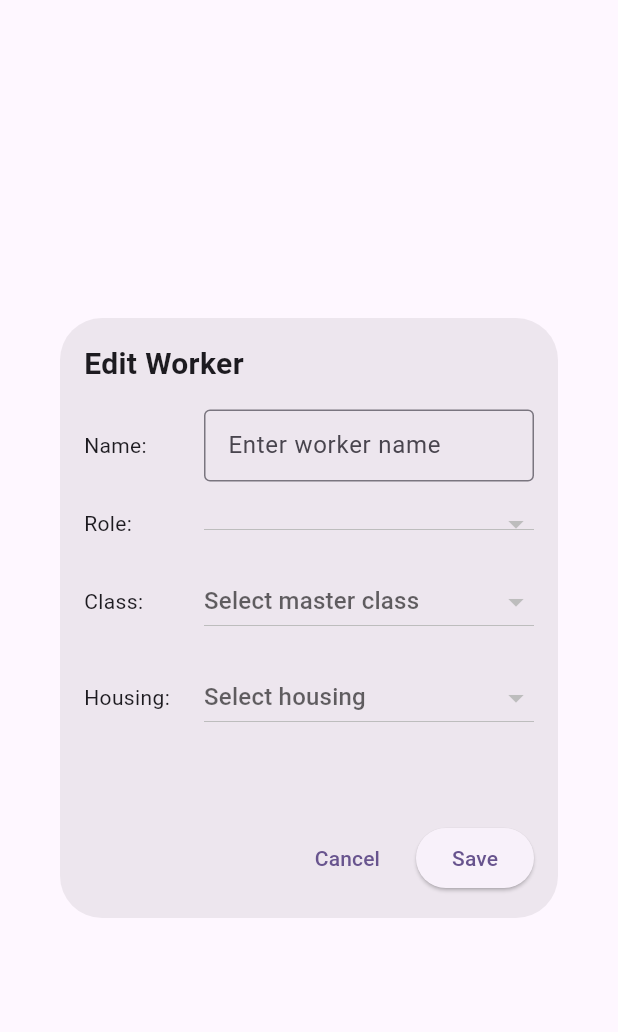
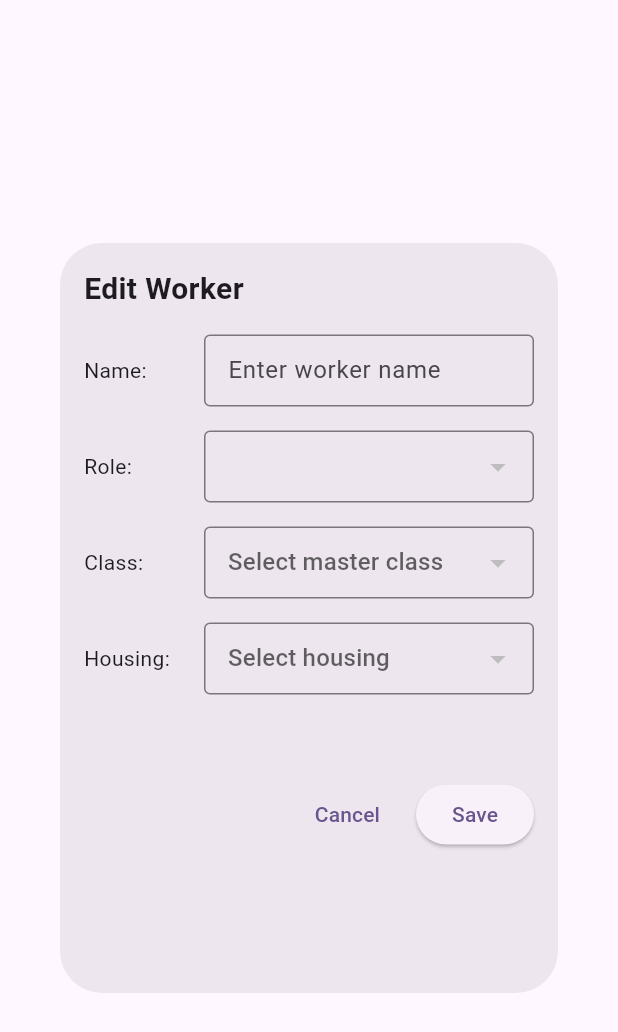
Before and after one commit to Blendermaestro/Weekplanner, a Flutter app: the WorkerEditorDialog widget shown alone on an empty page, opened directly with empty values, on a phone screen of 412 x 824 dp. Shown: the top 1032 px of the screen. Run offline on Flutter 3.47's test engine with Material 3 defaults, Android fonts, the phone set to English and light mode, and no system bars; our stand-ins replace pdf, printing, supabase_flutter; accounts and stored records are empty.

Commit message:
Fix dropdown scrolling in worker editor dialog

```diff
--- a/lib/widgets/worker_editor.dart
+++ b/lib/widgets/worker_editor.dart
@@ -53,10 +53,12 @@ class _WorkerEditorDialogState extends State<WorkerEditorDialog> {
     return Dialog(
       child: Container(
         width: MediaQuery.of(context).size.width * 0.9,
-        height: 400,
+        height: 500,
         padding: const EdgeInsets.all(16.0),
+        child: SingleChildScrollView(
           child: Column(
             crossAxisAlignment: CrossAxisAlignment.start,
+            mainAxisSize: MainAxisSize.min,
             children: [
               Text(
                 widget.worker == null ? 'Add Worker' : 'Edit Worker',
@@ -90,9 +92,14 @@ class _WorkerEditorDialogState extends State<WorkerEditorDialog> {
                 children: [
                   const SizedBox(width: 80, child: Text('Role:')),
                   Expanded(
-                  child: DropdownButton<String>(
+                    child: DropdownButtonFormField<String>(
                       value: selectedProfession,
                       isExpanded: true,
+                      decoration: const InputDecoration(
+                        border: OutlineInputBorder(),
+                        contentPadding: EdgeInsets.symmetric(horizontal: 12, vertical: 8),
+                      ),
+                      menuMaxHeight: 300,
                       items: widget.availableProfessions.map((profession) {
                         return DropdownMenuItem(
                           value: profession,
@@ -130,10 +137,15 @@ class _WorkerEditorDialogState extends State<WorkerEditorDialog> {
                 children: [
                   const SizedBox(width: 80, child: Text('Class:')),
                   Expanded(
-                  child: DropdownButton<String>(
+                    child: DropdownButtonFormField<String>(
                       value: selectedMasterClassId,
                       isExpanded: true,
+                      decoration: const InputDecoration(
+                        border: OutlineInputBorder(),
+                        contentPadding: EdgeInsets.symmetric(horizontal: 12, vertical: 8),
+                      ),
                       hint: const Text('Select master class'),
+                      menuMaxHeight: 300,
                       items: _getAvailableMasterClasses().map((masterClass) {
                         return DropdownMenuItem(
                           value: masterClass.id,
@@ -159,10 +171,15 @@ class _WorkerEditorDialogState extends State<WorkerEditorDialog> {
                   children: [
                     const SizedBox(width: 80, child: Text('Housing:')),
                     Expanded(
-                    child: DropdownButton<String>(
+                      child: DropdownButtonFormField<String>(
                         value: selectedHousingId,
                         isExpanded: true,
+                        decoration: const InputDecoration(
+                          border: OutlineInputBorder(),
+                          contentPadding: EdgeInsets.symmetric(horizontal: 12, vertical: 8),
+                        ),
                         hint: const Text('Select housing'),
+                        menuMaxHeight: 300,
                         items: _getAvailableHousing().map((unit) {
                           return DropdownMenuItem(
                             value: unit.id,
@@ -181,7 +198,7 @@ class _WorkerEditorDialogState extends State<WorkerEditorDialog> {
                 const SizedBox(height: 16),
               ],
 
-            const Spacer(),
+              const SizedBox(height: 40),
 
               // Action buttons
               Row(
@@ -199,6 +216,7 @@ class _WorkerEditorDialogState extends State<WorkerEditorDialog> {
                 ],
               ),
             ],
+          ),
         ),
       ),
     );
```
Lines whose indentation alone changed are shown as unchanged.
